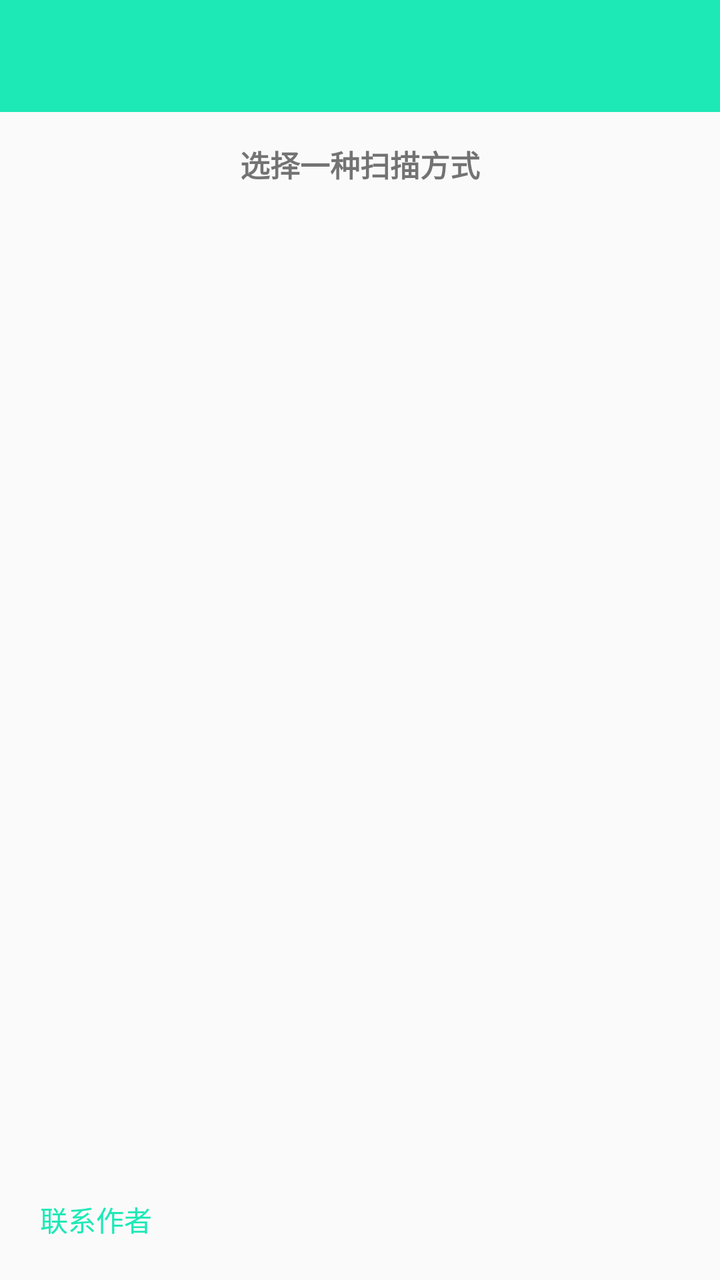
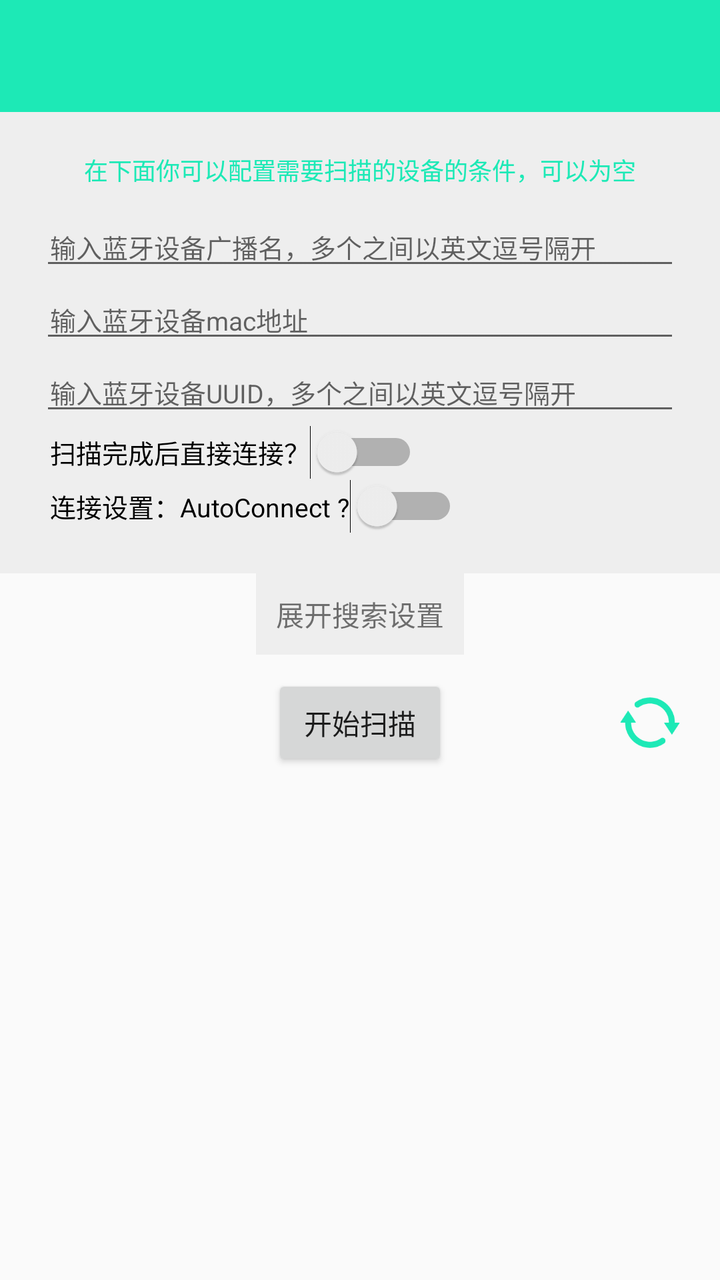

Screens rendered from an Android XML layout before and after an edit, with the pre-edit source and the edit as a unified diff.
<!-- AndroidManifest.xml: application theme AppTheme -->
<!-- res/layout/activity_main.xml -->
<?xml version="1.0" encoding="utf-8"?>
<LinearLayout xmlns:android="http://schemas.android.com/apk/res/android"
    xmlns:app="http://schemas.android.com/apk/res-auto"
    android:layout_width="match_parent"
    android:layout_height="wrap_content"
    android:orientation="vertical">

    <android.support.v7.widget.Toolbar
        android:id="@+id/toolbar"
        android:layout_width="match_parent"
        android:layout_height="?attr/actionBarSize"
        android:background="?attr/colorPrimary"
        android:title="@string/app_name"
        app:titleTextColor="@android:color/white" />

    <TextView
        android:layout_width="wrap_content"
        android:layout_height="wrap_content"
        android:layout_gravity="center_horizontal"
        android:padding="15dp"
        android:text="选择一种扫描方式"
        android:textSize="15sp"
        android:textStyle="bold" />

    <RelativeLayout
        android:layout_width="match_parent"
        android:layout_height="match_parent"
        android:layout_marginTop="10dp">

        <ListView
            android:id="@+id/list"
            android:layout_width="match_parent"
            android:layout_height="wrap_content"
            android:divider="@android:color/darker_gray"
            android:dividerHeight="0.5dp"
            android:footerDividersEnabled="true"
            android:paddingEnd="10dp"
            android:paddingStart="10dp"
            android:scrollbars="none" />

        <TextView
            android:id="@+id/txt_user"
            android:layout_width="wrap_content"
            android:layout_height="wrap_content"
            android:layout_alignParentBottom="true"
            android:padding="20dp"
            android:text="联系作者"
            android:textColor="@color/colorPrimary"
            android:textSize="14sp" />

    </RelativeLayout>


</LinearLayout>
<!-- resources referenced by this layout -->
<resources>
  <color name="colorPrimary">#1DE9B6</color>
  <string name="app_name">FastBLE</string>
  <style name="AppTheme" parent="Theme.AppCompat.Light.NoActionBar">
          <item name="colorPrimary">@color/colorPrimary</item>
          <item name="colorPrimaryDark">@color/colorPrimaryDark</item>
          <item name="colorAccent">@color/colorAccent</item>
      </style>
  <color name="colorPrimaryDark">#1DE9B6</color>
  <color name="colorAccent">#FF5722</color>
</resources>

<!-- the commit's change to res/layout/activity_main.xml (unified diff, before → after) -->
@@ -3,6 +3,7 @@
     xmlns:app="http://schemas.android.com/apk/res-auto"
     android:layout_width="match_parent"
     android:layout_height="wrap_content"
+    android:animateLayoutChanges="true"
     android:orientation="vertical">
 
     <android.support.v7.widget.Toolbar
@@ -13,42 +14,117 @@
         android:title="@string/app_name"
         app:titleTextColor="@android:color/white" />
 
+    <LinearLayout
+        android:id="@+id/layout_setting"
+        android:layout_width="match_parent"
+        android:layout_height="wrap_content"
+        android:background="#eeeeee"
+        android:orientation="vertical"
+        android:padding="20dp">
+
+        <TextView
+            android:layout_width="wrap_content"
+            android:layout_height="wrap_content"
+            android:layout_gravity="center_horizontal"
+            android:layout_marginBottom="10dp"
+            android:focusable="true"
+            android:focusableInTouchMode="true"
+            android:text="在下面你可以配置需要扫描的设备的条件，可以为空"
+            android:textColor="@color/colorPrimaryDark"
+            android:textSize="12sp" />
+
+        <EditText
+            android:id="@+id/et_name"
+            android:layout_width="match_parent"
+            android:layout_height="wrap_content"
+            android:hint="输入蓝牙设备广播名，多个之间以英文逗号隔开"
+            android:paddingLeft="5dp"
+            android:paddingRight="5dp"
+            android:textSize="13sp" />
+
+        <EditText
+            android:id="@+id/et_mac"
+            android:layout_width="match_parent"
+            android:layout_height="wrap_content"
+            android:hint="输入蓝牙设备mac地址"
+            android:paddingLeft="5dp"
+            android:paddingRight="5dp"
+            android:textSize="13sp" />
+
+        <EditText
+            android:id="@+id/et_uuid"
+            android:layout_width="match_parent"
+            android:layout_height="wrap_content"
+            android:hint="输入蓝牙设备UUID，多个之间以英文逗号隔开"
+            android:paddingLeft="5dp"
+            android:paddingRight="5dp"
+            android:textSize="13sp" />
+
+        <Switch
+            android:id="@+id/sw_1"
+            android:layout_width="wrap_content"
+            android:layout_height="wrap_content"
+            android:layout_weight="1"
+            android:paddingLeft="5dp"
+            android:paddingRight="5dp"
+            android:text="扫描完成后直接连接？"
+            android:textSize="13sp" />
+
+        <Switch
+            android:id="@+id/sw_2"
+            android:layout_width="wrap_content"
+            android:layout_height="wrap_content"
+            android:layout_weight="1"
+            android:paddingLeft="5dp"
+            android:paddingRight="5dp"
+            android:text="连接设置：AutoConnect ?"
+            android:textSize="13sp" />
+
+    </LinearLayout>
+
     <TextView
+        android:id="@+id/txt_setting"
         android:layout_width="wrap_content"
         android:layout_height="wrap_content"
         android:layout_gravity="center_horizontal"
-        android:padding="15dp"
-        android:text="选择一种扫描方式"
-        android:textSize="15sp"
-        android:textStyle="bold" />
+        android:background="#eeeeee"
+        android:padding="10dp"
+        android:text="展开搜索设置" />
 
     <RelativeLayout
         android:layout_width="match_parent"
-        android:layout_height="match_parent"
-        android:layout_marginTop="10dp">
+        android:layout_height="wrap_content"
+        android:orientation="horizontal"
+        android:padding="10dp">
 
-        <ListView
-            android:id="@+id/list"
-            android:layout_width="match_parent"
-            android:layout_height="wrap_content"
-            android:divider="@android:color/darker_gray"
-            android:dividerHeight="0.5dp"
-            android:footerDividersEnabled="true"
-            android:paddingEnd="10dp"
-            android:paddingStart="10dp"
-            android:scrollbars="none" />
-
-        <TextView
-            android:id="@+id/txt_user"
+        <Button
+            android:id="@+id/btn_scan"
             android:layout_width="wrap_content"
             android:layout_height="wrap_content"
-            android:layout_alignParentBottom="true"
-            android:padding="20dp"
-            android:text="联系作者"
-            android:textColor="@color/colorPrimary"
-            android:textSize="14sp" />
+            android:layout_centerInParent="true"
+            android:text="开始扫描" />
+
+        <ImageView
+            android:id="@+id/img_loading"
+            android:layout_width="30dp"
+            android:layout_height="30dp"
+            android:layout_alignParentRight="true"
+            android:layout_centerVertical="true"
+            android:layout_marginRight="10dp"
+            android:src="@mipmap/ic_loading" />
 
     </RelativeLayout>
 
+    <ListView
+        android:id="@+id/list_device"
+        android:layout_width="match_parent"
+        android:layout_height="wrap_content"
+        android:layout_marginTop="10dp"
+        android:divider="@android:color/darker_gray"
+        android:dividerHeight="0.5dp"
+        android:paddingEnd="10dp"
+        android:paddingStart="10dp"
+        android:scrollbars="none" />
+
 
 </LinearLayout>
<!-- resource entries referenced after the edit -->
@@ -8,6 +8,7 @@
           <item name="colorAccent">@color/colorAccent</item>
       </style>
   <color name="colorPrimaryDark">#1DE9B6</color>
+  <!-- mipmap ic_loading: png bitmap (mipmap-xxhdpi, 2972 bytes) -->
   <color name="colorAccent">#FF5722</color>
 </resources>
 
